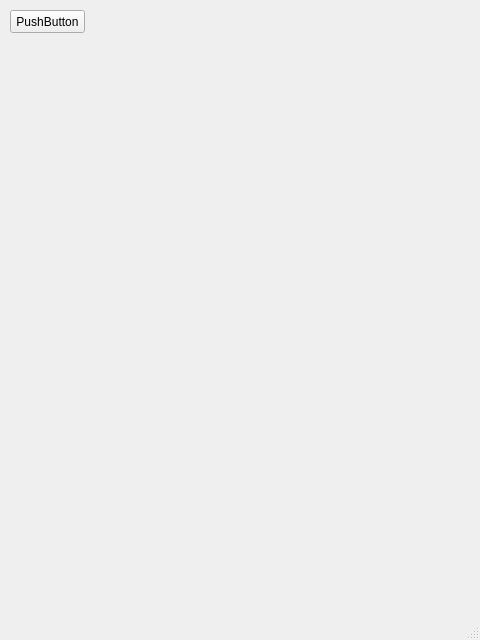
The window that views/mainwindow.ui (thalessd/box_identifier) describes before a commit, drawn with Qt 5.
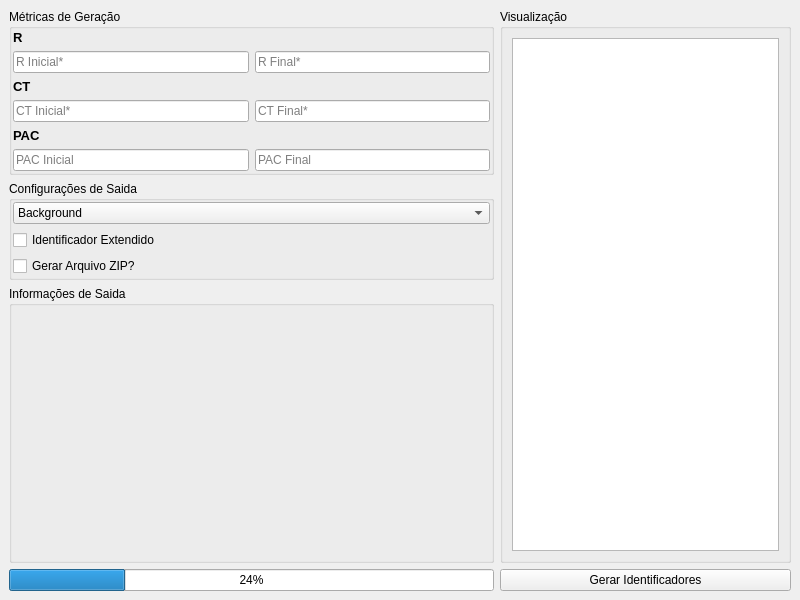
The same window after the commit.

Commit message: Finalização da Janela inicial

What changed in the file:
```diff
--- a/views/mainwindow.ui
+++ b/views/mainwindow.ui
@@ -6,39 +6,464 @@
    <rect>
     <x>0</x>
     <y>0</y>
-    <width>480</width>
-    <height>640</height>
+    <width>800</width>
+    <height>600</height>
    </rect>
   </property>
   <property name="windowTitle">
    <string>MainWindow</string>
   </property>
   <widget class="QWidget" name="centralwidget">
-   <widget class="QPushButton" name="pushButton">
-    <property name="geometry">
-     <rect>
-      <x>10</x>
-      <y>10</y>
-      <width>75</width>
-      <height>23</height>
-     </rect>
-    </property>
-    <property name="text">
-     <string>PushButton</string>
-    </property>
-   </widget>
+   <layout class="QGridLayout" name="gridLayout">
+    <item row="1" column="3">
+     <widget class="QWidget" name="horizontalWidget_2" native="true">
+      <property name="sizePolicy">
+       <sizepolicy hsizetype="Preferred" vsizetype="Fixed">
+        <horstretch>6</horstretch>
+        <verstretch>0</verstretch>
+       </sizepolicy>
+      </property>
+      <layout class="QHBoxLayout" name="horizontalLayout_2">
+       <property name="leftMargin">
+        <number>0</number>
+       </property>
+       <property name="topMargin">
+        <number>0</number>
+       </property>
+       <property name="rightMargin">
+        <number>0</number>
+       </property>
+       <property name="bottomMargin">
+        <number>0</number>
+       </property>
+       <item>
+        <widget class="QPushButton" name="pushButton">
+         <property name="sizePolicy">
+          <sizepolicy hsizetype="Preferred" vsizetype="Fixed">
+           <horstretch>0</horstretch>
+           <verstretch>0</verstretch>
+          </sizepolicy>
+         </property>
+         <property name="text">
+          <string>Gerar Identificadores</string>
+         </property>
+        </widget>
+       </item>
+      </layout>
+     </widget>
+    </item>
+    <item row="0" column="3">
+     <widget class="QGroupBox" name="verticalGroupBox">
+      <property name="sizePolicy">
+       <sizepolicy hsizetype="Preferred" vsizetype="Preferred">
+        <horstretch>6</horstretch>
+        <verstretch>0</verstretch>
+       </sizepolicy>
+      </property>
+      <property name="title">
+       <string>Visualização</string>
+      </property>
+      <layout class="QVBoxLayout" name="verticalLayout">
+       <item>
+        <widget class="QGraphicsView" name="graphicsView"/>
+       </item>
+      </layout>
+     </widget>
+    </item>
+    <item row="1" column="0">
+     <widget class="QWidget" name="horizontalWidget" native="true">
+      <property name="sizePolicy">
+       <sizepolicy hsizetype="Preferred" vsizetype="Preferred">
+        <horstretch>10</horstretch>
+        <verstretch>0</verstretch>
+       </sizepolicy>
+      </property>
+      <layout class="QHBoxLayout" name="horizontalLayout">
+       <property name="leftMargin">
+        <number>0</number>
+       </property>
+       <property name="topMargin">
+        <number>0</number>
+       </property>
+       <property name="rightMargin">
+        <number>0</number>
+       </property>
+       <property name="bottomMargin">
+        <number>0</number>
+       </property>
+       <item>
+        <widget class="QProgressBar" name="progressBar">
+         <property name="sizePolicy">
+          <sizepolicy hsizetype="Preferred" vsizetype="Fixed">
+           <horstretch>0</horstretch>
+           <verstretch>0</verstretch>
+          </sizepolicy>
+         </property>
+         <property name="value">
+          <number>24</number>
+         </property>
+        </widget>
+       </item>
+      </layout>
+     </widget>
+    </item>
+    <item row="0" column="0">
+     <widget class="QWidget" name="verticalWidget_2" native="true">
+      <property name="sizePolicy">
+       <sizepolicy hsizetype="Preferred" vsizetype="Preferred">
+        <horstretch>10</horstretch>
+        <verstretch>0</verstretch>
+       </sizepolicy>
+      </property>
+      <layout class="QVBoxLayout" name="verticalLayout_2">
+       <property name="leftMargin">
+        <number>0</number>
+       </property>
+       <property name="topMargin">
+        <number>0</number>
+       </property>
+       <property name="rightMargin">
+        <number>0</number>
+       </property>
+       <property name="bottomMargin">
+        <number>0</number>
+       </property>
+       <item>
+        <widget class="QGroupBox" name="verticalGroupBox">
+         <property name="sizePolicy">
+          <sizepolicy hsizetype="Preferred" vsizetype="Fixed">
+           <horstretch>0</horstretch>
+           <verstretch>0</verstretch>
+          </sizepolicy>
+         </property>
+         <property name="title">
+          <string>Métricas de Geração</string>
+         </property>
+         <layout class="QVBoxLayout" name="verticalLayout_3" stretch="0,0,0,0,0,0">
+          <property name="leftMargin">
+           <number>1</number>
+          </property>
+          <property name="topMargin">
+           <number>1</number>
+          </property>
+          <property name="rightMargin">
+           <number>1</number>
+          </property>
+          <property name="bottomMargin">
+           <number>1</number>
+          </property>
+          <item>
+           <widget class="QLabel" name="label">
+            <property name="sizePolicy">
+             <sizepolicy hsizetype="Preferred" vsizetype="Fixed">
+              <horstretch>0</horstretch>
+              <verstretch>0</verstretch>
+             </sizepolicy>
+            </property>
+            <property name="font">
+             <font>
+              <pointsize>10</pointsize>
+              <weight>75</weight>
+              <bold>true</bold>
+             </font>
+            </property>
+            <property name="text">
+             <string>R</string>
+            </property>
+           </widget>
+          </item>
+          <item>
+           <widget class="QWidget" name="horizontalWidget_3" native="true">
+            <property name="sizePolicy">
+             <sizepolicy hsizetype="Preferred" vsizetype="Fixed">
+              <horstretch>0</horstretch>
+              <verstretch>0</verstretch>
+             </sizepolicy>
+            </property>
+            <layout class="QHBoxLayout" name="horizontalLayout_3">
+             <property name="leftMargin">
+              <number>0</number>
+             </property>
+             <property name="topMargin">
+              <number>0</number>
+             </property>
+             <property name="rightMargin">
+              <number>0</number>
+             </property>
+             <property name="bottomMargin">
+              <number>0</number>
+             </property>
+             <item>
+              <widget class="QLineEdit" name="lineEdit_2">
+               <property name="sizePolicy">
+                <sizepolicy hsizetype="Preferred" vsizetype="Fixed">
+                 <horstretch>0</horstretch>
+                 <verstretch>0</verstretch>
+                </sizepolicy>
+               </property>
+               <property name="placeholderText">
+                <string>R Inicial*</string>
+               </property>
+              </widget>
+             </item>
+             <item>
+              <widget class="QLineEdit" name="lineEdit">
+               <property name="sizePolicy">
+                <sizepolicy hsizetype="Preferred" vsizetype="Fixed">
+                 <horstretch>0</horstretch>
+                 <verstretch>0</verstretch>
+                </sizepolicy>
+               </property>
+               <property name="placeholderText">
+                <string>R Final*</string>
+               </property>
+              </widget>
+             </item>
+            </layout>
+           </widget>
+          </item>
+          <item>
+           <widget class="QLabel" name="label_2">
+            <property name="sizePolicy">
+             <sizepolicy hsizetype="Preferred" vsizetype="Fixed">
+              <horstretch>0</horstretch>
+              <verstretch>0</verstretch>
+             </sizepolicy>
+            </property>
+            <property name="font">
+             <font>
+              <pointsize>10</pointsize>
+              <weight>75</weight>
+              <bold>true</bold>
+             </font>
+            </property>
+            <property name="text">
+             <string>CT</string>
+            </property>
+           </widget>
+          </item>
+          <item>
+           <widget class="QWidget" name="horizontalWidget_4" native="true">
+            <property name="sizePolicy">
+             <sizepolicy hsizetype="Preferred" vsizetype="Fixed">
+              <horstretch>0</horstretch>
+              <verstretch>0</verstretch>
+             </sizepolicy>
+            </property>
+            <layout class="QHBoxLayout" name="horizontalLayout_4">
+             <property name="leftMargin">
+              <number>0</number>
+             </property>
+             <property name="topMargin">
+              <number>0</number>
+             </property>
+             <property name="rightMargin">
+              <number>0</number>
+             </property>
+             <property name="bottomMargin">
+              <number>0</number>
+             </property>
+             <item>
+              <widget class="QLineEdit" name="lineEdit_6">
+               <property name="sizePolicy">
+                <sizepolicy hsizetype="Preferred" vsizetype="Fixed">
+                 <horstretch>0</horstretch>
+                 <verstretch>0</verstretch>
+                </sizepolicy>
+               </property>
+               <property name="placeholderText">
+                <string>CT Inicial*</string>
+               </property>
+              </widget>
+             </item>
+             <item>
+              <widget class="QLineEdit" name="lineEdit_5">
+               <property name="sizePolicy">
+                <sizepolicy hsizetype="Preferred" vsizetype="Fixed">
+                 <horstretch>0</horstretch>
+                 <verstretch>0</verstretch>
+                </sizepolicy>
+               </property>
+               <property name="placeholderText">
+                <string>CT Final*</string>
+               </property>
+              </widget>
+             </item>
+            </layout>
+           </widget>
+          </item>
+          <item>
+           <widget class="QLabel" name="label_3">
+            <property name="sizePolicy">
+             <sizepolicy hsizetype="Preferred" vsizetype="Fixed">
+              <horstretch>0</horstretch>
+              <verstretch>0</verstretch>
+             </sizepolicy>
+            </property>
+            <property name="font">
+             <font>
+              <pointsize>10</pointsize>
+              <weight>75</weight>
+              <bold>true</bold>
+             </font>
+            </property>
+            <property name="text">
+             <string>PAC</string>
+            </property>
+           </widget>
+          </item>
+          <item>
+           <widget class="QWidget" name="horizontalWidget_5" native="true">
+            <property name="sizePolicy">
+             <sizepolicy hsizetype="Preferred" vsizetype="Fixed">
+              <horstretch>0</horstretch>
+              <verstretch>0</verstretch>
+             </sizepolicy>
+            </property>
+            <layout class="QHBoxLayout" name="horizontalLayout_5">
+             <property name="spacing">
+              <number>6</number>
+             </property>
+             <property name="leftMargin">
+              <number>0</number>
+             </property>
+             <property name="topMargin">
+              <number>0</number>
+             </property>
+             <property name="rightMargin">
+              <number>0</number>
+             </property>
+             <property name="bottomMargin">
+              <number>0</number>
+             </property>
+             <item>
+              <widget class="QLineEdit" name="lineEdit_9">
+               <property name="sizePolicy">
+                <sizepolicy hsizetype="Preferred" vsizetype="Fixed">
+                 <horstretch>0</horstretch>
+                 <verstretch>0</verstretch>
+                </sizepolicy>
+               </property>
+               <property name="text">
+                <string/>
+               </property>
+               <property name="placeholderText">
+                <string>PAC Inicial</string>
+               </property>
+              </widget>
+             </item>
+             <item>
+              <widget class="QLineEdit" name="lineEdit_8">
+               <property name="sizePolicy">
+                <sizepolicy hsizetype="Preferred" vsizetype="Fixed">
+                 <horstretch>0</horstretch>
+                 <verstretch>0</verstretch>
+                </sizepolicy>
+               </property>
+               <property name="placeholderText">
+                <string>PAC Final</string>
+               </property>
+              </widget>
+             </item>
+            </layout>
+           </widget>
+          </item>
+         </layout>
+        </widget>
+       </item>
+       <item>
+        <widget class="QGroupBox" name="verticalGroupBox">
+         <property name="sizePolicy">
+          <sizepolicy hsizetype="Preferred" vsizetype="Fixed">
+           <horstretch>0</horstretch>
+           <verstretch>0</verstretch>
+          </sizepolicy>
+         </property>
+         <property name="title">
+          <string>Configurações de Saida</string>
+         </property>
+         <property name="checkable">
+          <bool>false</bool>
+         </property>
+         <layout class="QVBoxLayout" name="verticalLayout_5" stretch="0,0,0">
+          <property name="spacing">
+           <number>6</number>
+          </property>
+          <property name="leftMargin">
+           <number>1</number>
+          </property>
+          <property name="topMargin">
+           <number>1</number>
+          </property>
+          <property name="rightMargin">
+           <number>1</number>
+          </property>
+          <property name="bottomMargin">
+           <number>1</number>
+          </property>
+          <item>
+           <widget class="QComboBox" name="comboBox">
+            <property name="editable">
+             <bool>false</bool>
+            </property>
+            <property name="currentText">
+             <string>Background</string>
+            </property>
+            <item>
+             <property name="text">
+              <string>Background</string>
+             </property>
+            </item>
+           </widget>
+          </item>
+          <item>
+           <widget class="QCheckBox" name="checkBox_2">
+            <property name="sizePolicy">
+             <sizepolicy hsizetype="Fixed" vsizetype="Fixed">
+              <horstretch>0</horstretch>
+              <verstretch>0</verstretch>
+             </sizepolicy>
+            </property>
+            <property name="text">
+             <string>Identificador Extendido</string>
+            </property>
+           </widget>
+          </item>
+          <item>
+           <widget class="QCheckBox" name="checkBox">
+            <property name="sizePolicy">
+             <sizepolicy hsizetype="Fixed" vsizetype="Fixed">
+              <horstretch>0</horstretch>
+              <verstretch>0</verstretch>
+             </sizepolicy>
+            </property>
+            <property name="text">
+             <string>Gerar Arquivo ZIP?</string>
+            </property>
+           </widget>
+          </item>
+         </layout>
+        </widget>
+       </item>
+       <item>
+        <widget class="QGroupBox" name="verticalGroupBox">
+         <property name="sizePolicy">
+          <sizepolicy hsizetype="Preferred" vsizetype="MinimumExpanding">
+           <horstretch>0</horstretch>
+           <verstretch>0</verstretch>
+          </sizepolicy>
+         </property>
+         <property name="title">
+          <string>Informações de Saida</string>
+         </property>
+         <layout class="QVBoxLayout" name="verticalLayout_4"/>
+        </widget>
+       </item>
+      </layout>
+     </widget>
+    </item>
+   </layout>
   </widget>
-  <widget class="QMenuBar" name="menubar">
-   <property name="geometry">
-    <rect>
-     <x>0</x>
-     <y>0</y>
-     <width>480</width>
-     <height>21</height>
-    </rect>
-   </property>
-  </widget>
-  <widget class="QStatusBar" name="statusbar"/>
  </widget>
  <resources/>
  <connections/>
```
The commit also changes 1 other file.
